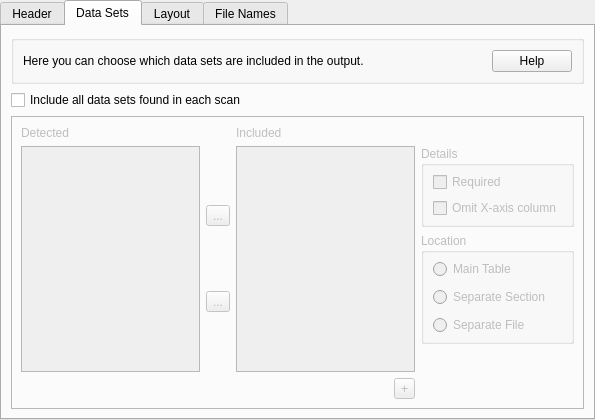
This is source/ui/dataman/AMExporterOptionGeneralAsciiView.ui in acquaman/acquaman as Qt 5 draws it before an edit. The edited form follows.
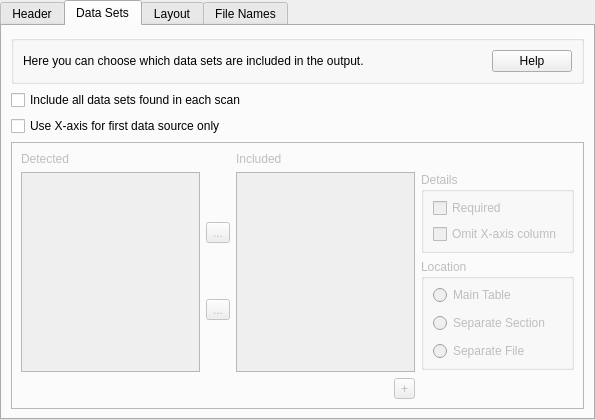
This is the edited form. Icons and pictures are not drawn.

Commit message: Added the ability to only have the first column have the X-axis values to the general ascii exporter.  Not quite finished yet.

```diff
--- a/source/ui/dataman/AMExporterOptionGeneralAsciiView.ui
+++ b/source/ui/dataman/AMExporterOptionGeneralAsciiView.ui
@@ -133,6 +133,16 @@
       </property>
      </widget>
     </item>
+    <item>
+     <widget class="QCheckBox" name="firstColumnOnlyCheck">
+      <property name="enabled">
+       <bool>true</bool>
+      </property>
+      <property name="text">
+       <string>Use X-axis for first data source only</string>
+      </property>
+     </widget>
+    </item>
     <item>
      <widget class="QFrame" name="sourcesSelectorFrame">
       <property name="enabled">
```
Left out of the diff: 18 changed lines with no effect on the pictures. The commit also changes 4 other files.
